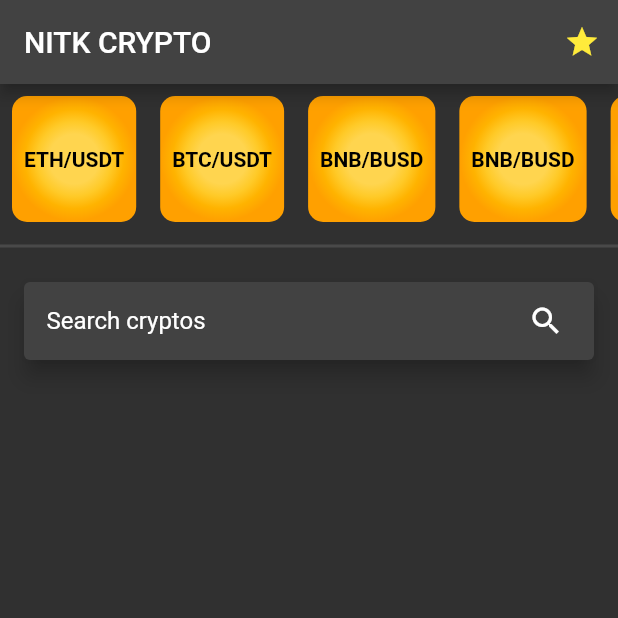
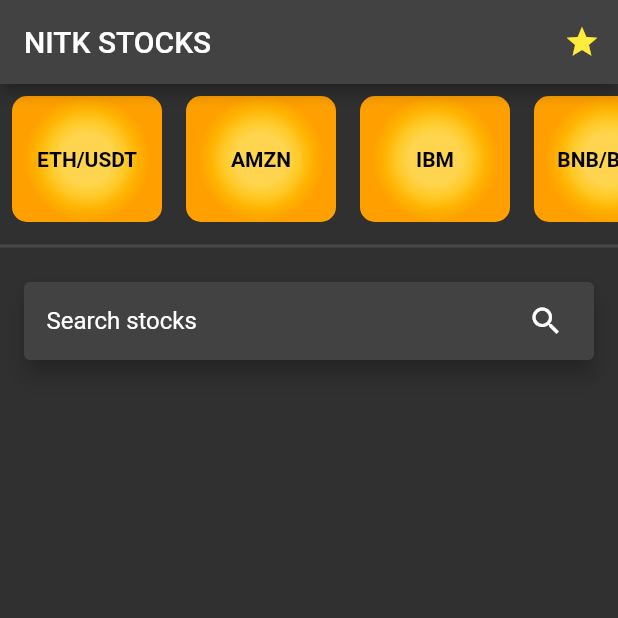
Before and after one commit to Shash0501/Stock_Trading_App_GDSC, a Flutter app: the screen it shows after launch, on a phone screen of 412 x 824 dp, the top half of it. Run offline on Flutter 3.47's test engine with Material 2 defaults, Android fonts, the phone set to English and light mode, and no system bars; our stand-ins replace flutter_bloc, hive, hive_flutter; missing offline and left inert: candlesticks; accounts and stored records are empty.

Commit message:
Migrated app support from cryptos to stock

```diff
--- a/stock_trading_app/lib/constants.dart/common_crypto.dart
+++ /dev/null
@@ -1,28 +0,0 @@
-// "description": "Binance MDT/BNB",
-// "displaySymbol": "MDT/BNB",
-// "symbol": "BINANCE:MDTBNB"
-
-import 'package:stock_trading_app/model/crypto_symbol_model.dart';
-
-List<CryptoSymbol> cryptoSymbols = [
-  CryptoSymbol(
-      description: "Binance ETH/USDT",
-      displaySymbol: "ETH/USDT",
-      symbol: "BINANCE:ETHUSDT"),
-  CryptoSymbol(
-      description: "Binance BTC/USDT",
-      displaySymbol: "BTC/USDT",
-      symbol: "BINANCE:BTCUSDT"),
-  CryptoSymbol(
-      description: "Binance BNB/BUSD",
-      displaySymbol: "BNB/BUSD",
-      symbol: "BINANCE:BNBBUSD"),
-  CryptoSymbol(
-      description: "Binance BNB/BUSD",
-      displaySymbol: "BNB/BUSD",
-      symbol: "BINANCE:BNBBUSD"),
-  CryptoSymbol(
-      description: "Binance BNB/BUSD",
-      displaySymbol: "BNB/BUSD",
-      symbol: "BINANCE:BNBBUSD"),
-];
--- /dev/null
+++ b/stock_trading_app/lib/constants.dart/common_symbol.dart
@@ -0,0 +1,27 @@
+// "description": "Binance MDT/BNB",
+// "displaySymbol": "MDT/BNB",
+// "symbol": "BINANCE:MDTBNB"
+
+import 'package:stock_trading_app/model/stock_symbol_model.dart';
+
+List<StockSymbol> stockSymbols = [
+  StockSymbol(
+      description: "Binance ETH/USDT",
+      displaySymbol: "ETH/USDT",
+      symbol: "BINANCE:ETHUSDT"),
+  StockSymbol(
+    description: "AMAZON.COM INC",
+    displaySymbol: "AMZN",
+    symbol: "AMZN",
+  ),
+  StockSymbol(
+    description: "INTL BUSINESS MACHINES CORP",
+    displaySymbol: "IBM",
+    symbol: "IBM",
+  ),
+  StockSymbol(
+      description: "Binance BNB/BUSD",
+      displaySymbol: "BNB/BUSD",
+      symbol: "BINANCE:BNBBUSD"),
+  StockSymbol(description: "APPLE", displaySymbol: "APPL", symbol: "AAPL"),
+];
--- a/stock_trading_app/lib/pages/homepage.dart
+++ b/stock_trading_app/lib/pages/homepage.dart
@@ -6,15 +6,13 @@ import 'package:flutter_bloc/flutter_bloc.dart';
 import 'package:hive/hive.dart';
 import 'package:hive_flutter/hive_flutter.dart';
 import 'package:stock_trading_app/constants.dart/channels.dart';
-import 'package:stock_trading_app/constants.dart/common_crypto.dart';
+import 'package:stock_trading_app/constants.dart/common_symbol.dart';
 import 'package:stock_trading_app/constants.dart/style.dart';
 import 'package:stock_trading_app/pages/details_page.dart';
 import 'package:stock_trading_app/pages/favourite_page.dart';
 import 'package:stock_trading_app/model/favourite_crypto.dart';
 import 'package:web_socket_channel/web_socket_channel.dart';
 import 'package:http/http.dart' as http;
-
-import '../model/crypto_symbol_model.dart';
 
 class HomePage extends StatefulWidget {
   const HomePage({Key? key}) : super(key: key);
@@ -26,14 +24,14 @@ class HomePage extends StatefulWidget {
 class _HomePageState extends State<HomePage> {
   final TextEditingController _textFieldController = TextEditingController();
   String searchText = "";
-  Future<List<dynamic>>? _searchedcryptoSymbols;
+  Future<List<dynamic>>? _searchedstockSymbols;
 
   //? This function searches the cryptosymbols on user's input
-  Future<List<dynamic>> fetchSearchedCryptos(String searchText) async {
+  Future<List<dynamic>> fetchSearchedStocks(String searchText) async {
     var searchedcrypto = [];
     try {
       var response = await http.get(Uri.parse(
-          "https://finnhub.io/api/v1/search?q=Binance$searchText&token=c6av1iaad3ieq36s0q9g"));
+          "https://finnhub.io/api/v1/search?q=$searchText&token=c6av1iaad3ieq36s0q9g"));
 
       var data = json.decode(response.body);
       searchedcrypto = data["result"];
@@ -50,7 +48,7 @@ class _HomePageState extends State<HomePage> {
     return Scaffold(
       resizeToAvoidBottomInset: false,
       appBar: AppBar(
-        title: const Text("NITK CRYPTO"),
+        title: const Text("NITK STOCKS"),
         actions: [
           IconButton(
             icon: const Icon(
@@ -75,7 +73,7 @@ class _HomePageState extends State<HomePage> {
             child: ListView.builder(
                 scrollDirection: Axis.horizontal,
                 shrinkWrap: true,
-                itemCount: cryptoSymbols.length,
+                itemCount: stockSymbols.length,
                 itemBuilder: (BuildContext context, int index) {
                   return InkWell(
                     onTap: () {
@@ -83,21 +81,22 @@ class _HomePageState extends State<HomePage> {
                           context,
                           MaterialPageRoute(
                               builder: (context) => DetailsPage(
-                                    symbol: cryptoSymbols[index].symbol,
+                                    symbol: stockSymbols[index].symbol,
                                     description:
-                                        cryptoSymbols[index].description,
+                                        stockSymbols[index].description,
                                     displaySymbol:
-                                        cryptoSymbols[index].displaySymbol,
+                                        stockSymbols[index].displaySymbol,
                                   )));
                     },
                     child: Padding(
                       padding: const EdgeInsets.all(8.0),
                       child: Container(
+                        width: 100,
                         child: Padding(
                           padding: const EdgeInsets.all(8.0),
                           child: Center(
                             child: Text(
-                              cryptoSymbols[index].description.split(" ")[1],
+                              stockSymbols[index].displaySymbol,
                               style: const TextStyle(
                                 color: Colors.black,
                                 fontWeight: FontWeight.bold,
@@ -130,7 +129,7 @@ class _HomePageState extends State<HomePage> {
                       labelStyle: const TextStyle(color: Colors.white),
                       labelText: _textFieldController.text == null ||
                               _textFieldController.text == ''
-                          ? 'Search cryptos'
+                          ? 'Search stocks'
                           : '',
                       suffixIcon: searchText == ""
                           ? const Icon(
@@ -144,7 +143,7 @@ class _HomePageState extends State<HomePage> {
                                 _textFieldController.clear();
                                 setState(() {
                                   searchText = "";
-                                  _searchedcryptoSymbols = null;
+                                  _searchedstockSymbols = null;
                                 });
                               },
                             ),
@@ -154,8 +153,7 @@ class _HomePageState extends State<HomePage> {
                     onChanged: (text) {
                       setState(() {
                         searchText = text;
-                        _searchedcryptoSymbols =
-                            fetchSearchedCryptos(searchText);
+                        _searchedstockSymbols = fetchSearchedStocks(searchText);
                       });
                     },
                   ),
@@ -163,8 +161,8 @@ class _HomePageState extends State<HomePage> {
               ),
             ),
           ),
-          _searchedcryptoSymbols != null
-              ? result(_searchedcryptoSymbols!)
+          _searchedstockSymbols != null
+              ? result(_searchedstockSymbols!)
               : favourites(),
         ],
       ),
@@ -243,7 +241,8 @@ class _HomePageState extends State<HomePage> {
               child: Text("No results found"),
             );
           } else {
-            return ListView.builder(
+            return Expanded(
+              child: ListView.builder(
                 shrinkWrap: true,
                 itemCount: snapshot.data!.length,
                 itemBuilder: (BuildContext context, int index) {
@@ -272,6 +271,7 @@ class _HomePageState extends State<HomePage> {
                     ),
                   );
                 },
+              ),
             );
           }
         } else if (snapshot.hasError) {
--- a/stock_trading_app/lib/widget/details.dart
+++ b/stock_trading_app/lib/widget/details.dart
@@ -90,7 +90,6 @@ class LowDetailWidget extends StatelessWidget {
           padding: const EdgeInsets.all(2.0),
           child: Container(
             decoration: BoxDecoration(
-              // // borderRadius: BorderRadius.circular(10),
               color: Colors.grey[900],
             ),
             child: Row(
```
Also changed, not shown: stock_trading_app/lib/model/stock_symbol_model.dart (renamed from stock_trading_app/lib/model/crypto_symbol_model.dart, +7 -7 lines), stock_trading_app/lib/pages/details_page.dart (+7 -6 lines), stock_trading_app/lib/widget/snackbar.dart (+5 -4 lines). Lines whose indentation alone changed are shown as unchanged.
